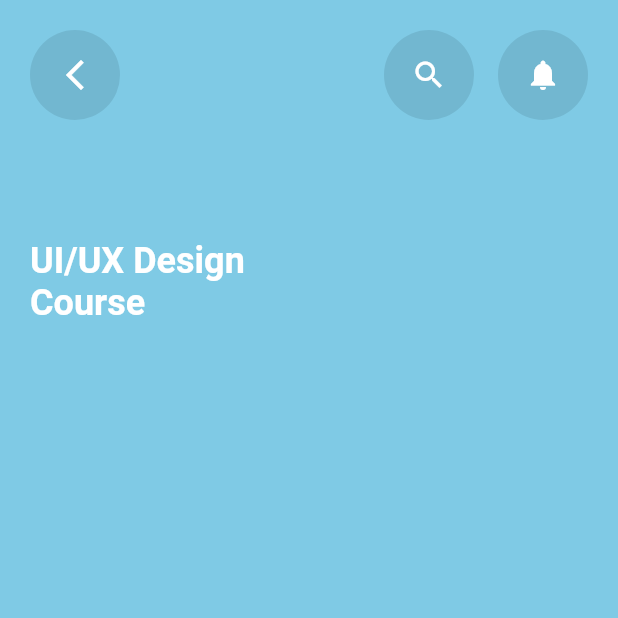
After one commit to muhammadawaisyaseen/Course-Selling-App, a Flutter app: the screen it shows after launch, after a tap on an icon or button, on a phone screen of 412 x 824 dp, the top half of it. The commit adds this screen. Run offline on Flutter 3.47's test engine with Material 2 defaults, Android fonts, the phone set to English and light mode, and no system bars.

Commit message:
UiUxDesignCourseDetails

```diff
--- a/lib/screens/myHomePage.dart
+++ b/lib/screens/myHomePage.dart
@@ -1,6 +1,7 @@
 import 'dart:ui';
 
 import 'package:course_selling_app/screens/profile_page.dart';
+import 'package:course_selling_app/screens/ui/ux_designcourse_details.dart';
 import 'package:course_selling_app/screens/wishlist_page.dart';
 import 'package:flutter/cupertino.dart';
 import 'package:flutter/material.dart';
@@ -51,7 +52,6 @@ class HomeScreen extends StatefulWidget {
 
 class _HomeScreenState extends State<HomeScreen> {
   int barSelectedIndex = 0;
-  // int currentPage = 0;
   int progSelectedIndex = 0;
   int progNumber = 20;
   double myValue = 0.1;
@@ -152,8 +152,6 @@ class _HomeScreenState extends State<HomeScreen> {
             ),
           ],
         ),
-
-
       ),
     );
   }
@@ -175,7 +173,6 @@ class _HomeScreenState extends State<HomeScreen> {
                 children: [
                   Text("UI Design"),
                   Spacer(),
-
                   Text("${(myValue * 100).toStringAsFixed(0)} %"),
                 ],
               ),
@@ -214,7 +211,6 @@ class _HomeScreenState extends State<HomeScreen> {
         width: 400,
         height: 300,
         decoration: BoxDecoration(
-            // color: Colors.white,
             gradient: const LinearGradient(
               colors: [
                 Color(0xFFd8ffff),
@@ -239,7 +235,20 @@ class _HomeScreenState extends State<HomeScreen> {
               child: Row(
                 crossAxisAlignment: CrossAxisAlignment.start,
                 children: [
-                  RichText(
+                  InkWell(
+                    onTap: () {
+                      print('ho gya click');
+                      // Navigator.push(context,
+                      //     MaterialPageRoute(builder: (context) {
+                      //   UiUxDesignCourseDetails();
+                      // }));
+                      Navigator.push(
+                        context,
+                        MaterialPageRoute(
+                            builder: (context) => UiUxDesignCourseDetails()),
+                      );
+                    },
+                    child: RichText(
                       text: const TextSpan(
                           style: TextStyle(
                               color: Colors.black,
@@ -254,6 +263,7 @@ class _HomeScreenState extends State<HomeScreen> {
                                   color: Colors.black,
                                 ))
                           ]),
+                    ),
                   ),
                   const Spacer(),
                   Container(
--- /dev/null
+++ b/lib/screens/ui/ux_designcourse_details.dart
@@ -0,0 +1,67 @@
+import 'package:flutter/material.dart';
+import 'package:flutter/src/widgets/container.dart';
+import 'package:flutter/src/widgets/framework.dart';
+
+import '../../widgets/search_notif_widget.dart';
+
+class UiUxDesignCourseDetails extends StatelessWidget {
+  const UiUxDesignCourseDetails({super.key});
+
+  @override
+  Widget build(BuildContext context) {
+    return SafeArea(
+      child: Scaffold(
+        backgroundColor: const Color(0xFF7fcae5),
+        body: Column(
+          crossAxisAlignment: CrossAxisAlignment.start,
+          children: [
+            Padding(
+              padding: const EdgeInsets.all(20),
+              child: Row(
+                children: [
+                  InkWell(
+                      onTap: () {
+                        Navigator.pop(context);
+                      },
+                      child: CircularButton(
+                          icon: Icons.arrow_back_ios_new_outlined)),
+                  Spacer(),
+                  CircularButton(icon: Icons.search),
+                  const SizedBox(
+                    width: 16,
+                  ),
+                  CircularButton(icon: Icons.notifications),
+                ],
+              ),
+            ),
+            const SizedBox(
+              height: 40,
+            ),
+            Padding(
+              padding: const EdgeInsets.all(20),
+              child: RichText(
+                text: const TextSpan(
+                    style: TextStyle(
+                        color: Colors.white,
+                        fontWeight: FontWeight.bold,
+                        fontSize: 24),
+                    children: [
+                      TextSpan(text: 'UI/UX Design'),
+                      TextSpan(text: '\n'),
+                      TextSpan(
+                          text: 'Course',
+                          style: TextStyle(
+                            color: Colors.white,
+                          ))
+                    ]),
+              ),
+            ),
+          ],
+        ),
+        // appBar: AppBar(
+
+        // ),
+      ),
+    );
+  }
+}
```
Lines whose indentation alone changed are shown as unchanged.
